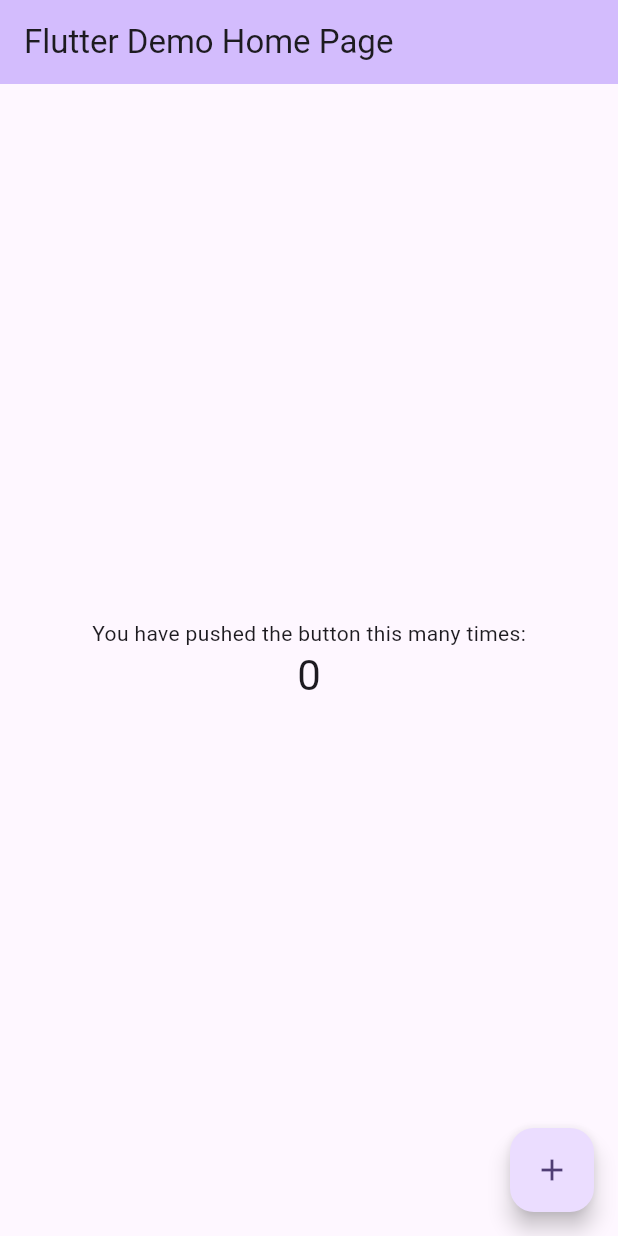
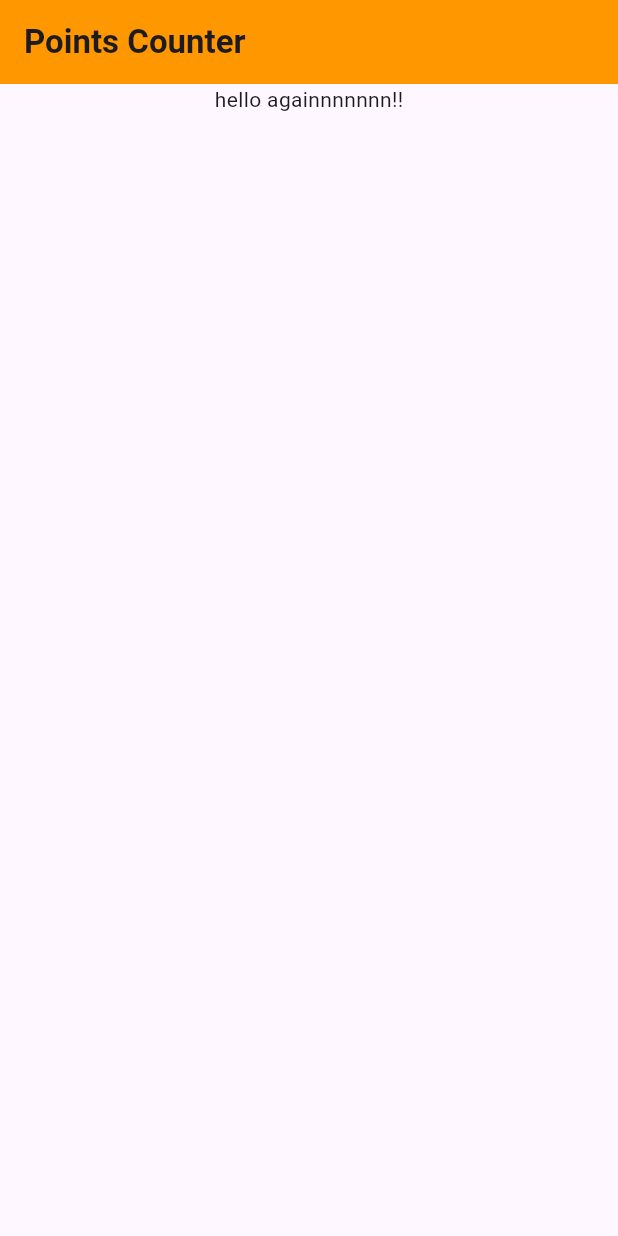
Before and after one commit to Nour-Hagag/points_counter, a Flutter app: the screen it shows after launch, on a phone screen of 412 x 824 dp. Run offline on Flutter 3.47's test engine with Material 3 defaults, Android fonts, the phone set to English and light mode, and no system bars.

Commit message:
add our appbar

```diff
--- a/lib/main.dart
+++ b/lib/main.dart
@@ -1,122 +1,26 @@
 import 'package:flutter/material.dart';
 
 void main() {
-  runApp(const MyApp());
+  runApp(const PointsCounter());
 }
 
-class MyApp extends StatelessWidget {
-  const MyApp({super.key});
+class PointsCounter extends StatelessWidget {
+  const PointsCounter({super.key});
 
-  // This widget is the root of your application.
   @override
   Widget build(BuildContext context) {
     return MaterialApp(
-      title: 'Flutter Demo',
-      theme: ThemeData(
-        // This is the theme of your application.
-        //
-        // TRY THIS: Try running your application with "flutter run". You'll see
-        // the application has a purple toolbar. Then, without quitting the app,
-        // try changing the seedColor in the colorScheme below to Colors.green
-        // and then invoke "hot reload" (save your changes or press the "hot
-        // reload" button in a Flutter-supported IDE, or press "r" if you used
-        // the command line to start the app).
-        //
-        // Notice that the counter didn't reset back to zero; the application
-        // state is not lost during the reload. To reset the state, use hot
-        // restart instead.
-        //
-        // This works for code too, not just values: Most code changes can be
-        // tested with just a hot reload.
-        colorScheme: ColorScheme.fromSeed(seedColor: Colors.deepPurple),
+      debugShowCheckedModeBanner: false,
+      home: Scaffold(
+        appBar: AppBar(
+          backgroundColor: Colors.orange,
+          title: Text(
+            'Points Counter',
+            style: TextStyle(fontWeight: FontWeight.bold),
+          ),
+        ),
+        body: Column(children: [Center(child: Text('hello againnnnnnn!!'))]),
       ),
-      home: const MyHomePage(title: 'Flutter Demo Home Page'),
     );
   }
 }
-
-class MyHomePage extends StatefulWidget {
-  const MyHomePage({super.key, required this.title});
-
-  // This widget is the home page of your application. It is stateful, meaning
-  // that it has a State object (defined below) that contains fields that affect
-  // how it looks.
-
-  // This class is the configuration for the state. It holds the values (in this
-  // case the title) provided by the parent (in this case the App widget) and
-  // used by the build method of the State. Fields in a Widget subclass are
-  // always marked "final".
-
-  final String title;
-
-  @override
-  State<MyHomePage> createState() => _MyHomePageState();
-}
-
-class _MyHomePageState extends State<MyHomePage> {
-  int _counter = 0;
-
-  void _incrementCounter() {
-    setState(() {
-      // This call to setState tells the Flutter framework that something has
-      // changed in this State, which causes it to rerun the build method below
-      // so that the display can reflect the updated values. If we changed
-      // _counter without calling setState(), then the build method would not be
-      // called again, and so nothing would appear to happen.
-      _counter++;
-    });
-  }
-
-  @override
-  Widget build(BuildContext context) {
-    // This method is rerun every time setState is called, for instance as done
-    // by the _incrementCounter method above.
-    //
-    // The Flutter framework has been optimized to make rerunning build methods
-    // fast, so that you can just rebuild anything that needs updating rather
-    // than having to individually change instances of widgets.
-    return Scaffold(
-      appBar: AppBar(
-        // TRY THIS: Try changing the color here to a specific color (to
-        // Colors.amber, perhaps?) and trigger a hot reload to see the AppBar
-        // change color while the other colors stay the same.
-        backgroundColor: Theme.of(context).colorScheme.inversePrimary,
-        // Here we take the value from the MyHomePage object that was created by
-        // the App.build method, and use it to set our appbar title.
-        title: Text(widget.title),
-      ),
-      body: Center(
-        // Center is a layout widget. It takes a single child and positions it
-        // in the middle of the parent.
-        child: Column(
-          // Column is also a layout widget. It takes a list of children and
-          // arranges them vertically. By default, it sizes itself to fit its
-          // children horizontally, and tries to be as tall as its parent.
-          //
-          // Column has various properties to control how it sizes itself and
-          // how it positions its children. Here we use mainAxisAlignment to
-          // center the children vertically; the main axis here is the vertical
-          // axis because Columns are vertical (the cross axis would be
-          // horizontal).
-          //
-          // TRY THIS: Invoke "debug painting" (choose the "Toggle Debug Paint"
-          // action in the IDE, or press "p" in the console), to see the
-          // wireframe for each widget.
-          mainAxisAlignment: MainAxisAlignment.center,
-          children: <Widget>[
-            const Text('You have pushed the button this many times:'),
-            Text(
-              '$_counter',
-              style: Theme.of(context).textTheme.headlineMedium,
-            ),
-          ],
-        ),
-      ),
-      floatingActionButton: FloatingActionButton(
-        onPressed: _incrementCounter,
-        tooltip: 'Increment',
-        child: const Icon(Icons.add),
-      ), // This trailing comma makes auto-formatting nicer for build methods.
-    );
-  }
-}
```
Also changed, not shown: 1 other file.
